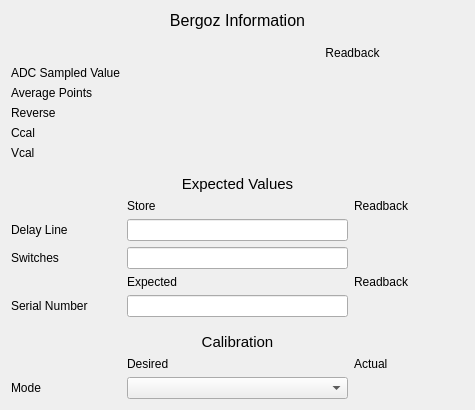
This is bcmApp/ui/bergozMain.ui in slaclab/BunchChargeMonitor as Qt 5 draws it before an edit. The edited form follows.
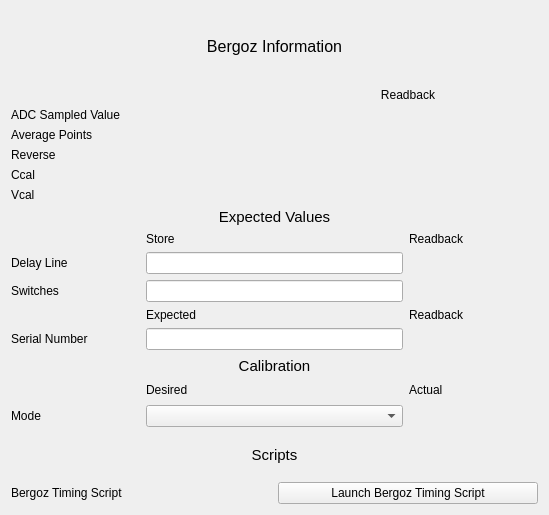
This is the edited form. Custom widgets are drawn as their Qt base class.

Commit message: Added Bash wrapper script

```diff
--- a/bcmApp/ui/bergozMain.ui
+++ b/bcmApp/ui/bergozMain.ui
@@ -6,8 +6,8 @@
    <rect>
     <x>0</x>
     <y>0</y>
-    <width>475</width>
-    <height>410</height>
+    <width>549</width>
+    <height>515</height>
    </rect>
   </property>
   <property name="windowTitle">
@@ -39,19 +39,6 @@
      </item>
     </layout>
    </item>
-   <item>
-    <spacer name="verticalSpacer_3">
-     <property name="orientation">
-      <enum>Qt::Vertical</enum>
-     </property>
-     <property name="sizeHint" stdset="0">
-      <size>
-       <width>20</width>
-       <height>40</height>
-      </size>
-     </property>
-    </spacer>
-   </item>
    <item>
     <layout class="QGridLayout" name="gridLayout">
      <item row="1" column="1">
@@ -176,19 +163,6 @@
      </item>
     </layout>
    </item>
-   <item>
-    <spacer name="verticalSpacer_2">
-     <property name="orientation">
-      <enum>Qt::Vertical</enum>
-     </property>
-     <property name="sizeHint" stdset="0">
-      <size>
-       <width>20</width>
-       <height>40</height>
-      </size>
-     </property>
-    </spacer>
-   </item>
    <item>
     <layout class="QGridLayout" name="gridLayout_2" columnstretch="1,2,1">
      <item row="3" column="0">
@@ -317,19 +291,6 @@
      </item>
     </layout>
    </item>
-   <item>
-    <spacer name="verticalSpacer">
-     <property name="orientation">
-      <enum>Qt::Vertical</enum>
-     </property>
-     <property name="sizeHint" stdset="0">
-      <size>
-       <width>20</width>
-       <height>40</height>
-      </size>
-     </property>
-    </spacer>
-   </item>
    <item>
     <layout class="QGridLayout" name="gridLayout_3" columnstretch="1,2,1">
      <item row="1" column="1">
@@ -390,6 +351,52 @@
      </item>
     </layout>
    </item>
+   <item>
+    <layout class="QVBoxLayout" name="verticalLayout_3">
+     <item>
+      <widget class="QLabel" name="label_20">
+       <property name="font">
+        <font>
+         <pointsize>11</pointsize>
+        </font>
+       </property>
+       <property name="text">
+        <string>Scripts</string>
+       </property>
+       <property name="alignment">
+        <set>Qt::AlignCenter</set>
+       </property>
+      </widget>
+     </item>
+     <item>
+      <layout class="QGridLayout" name="gridLayout_5">
+       <item row="0" column="0">
+        <widget class="QLabel" name="label_21">
+         <property name="text">
+          <string>Bergoz Timing Script</string>
+         </property>
+        </widget>
+       </item>
+       <item row="0" column="1">
+        <widget class="PyDMShellCommand" name="PyDMShellCommand">
+         <property name="toolTip">
+          <string/>
+         </property>
+         <property name="text">
+          <string>Launch Bergoz Timing Script</string>
+         </property>
+         <property name="commands" stdset="0">
+          <stringlist>
+           <string>$TOOLS_SITE_TOP/../package/anaconda/envs/python3.7env/bin/activate;export PYTHONPATH=$TOOLS/python/toolbox</string>
+           <string>python setBergozDelay.py ${AREA} ${POS} ${IOC_UNIT} 1</string>
+          </stringlist>
+         </property>
+        </widget>
+       </item>
+      </layout>
+     </item>
+    </layout>
+   </item>
   </layout>
  </widget>
  <customwidgets>
@@ -398,6 +405,11 @@
    <extends>QLabel</extends>
    <header>pydm.widgets.label</header>
   </customwidget>
+  <customwidget>
+   <class>PyDMShellCommand</class>
+   <extends>QPushButton</extends>
+   <header>pydm.widgets.shell_command</header>
+  </customwidget>
   <customwidget>
    <class>PyDMLineEdit</class>
    <extends>QLineEdit</extends>
```
The commit also changes 2 other files.
